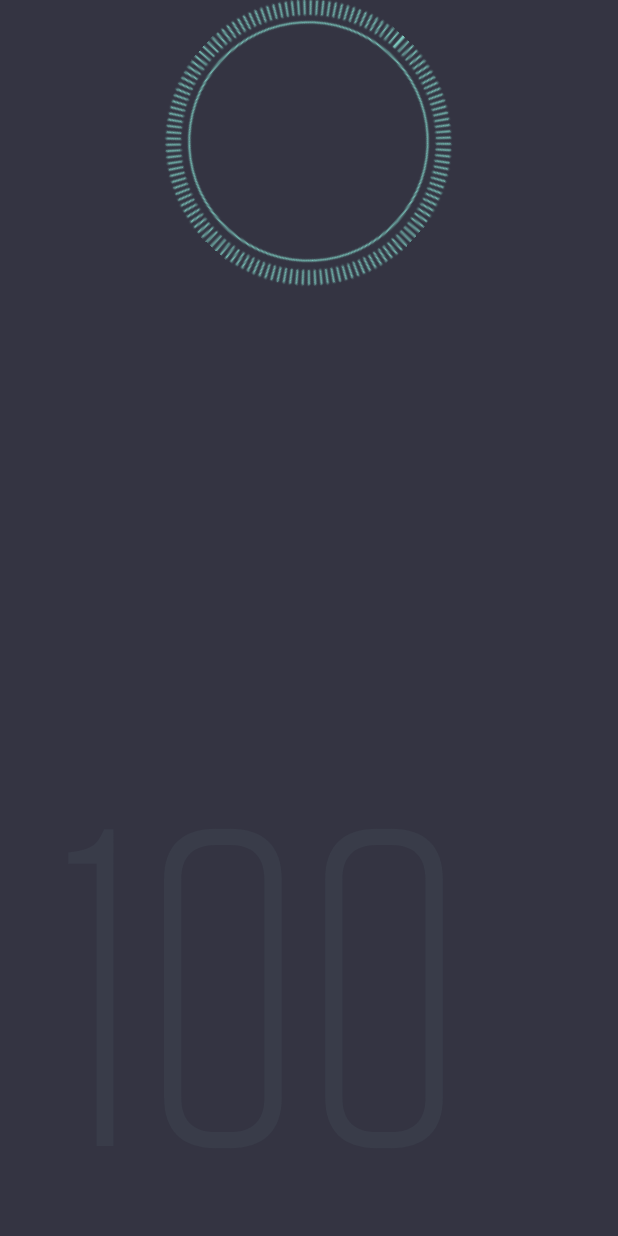
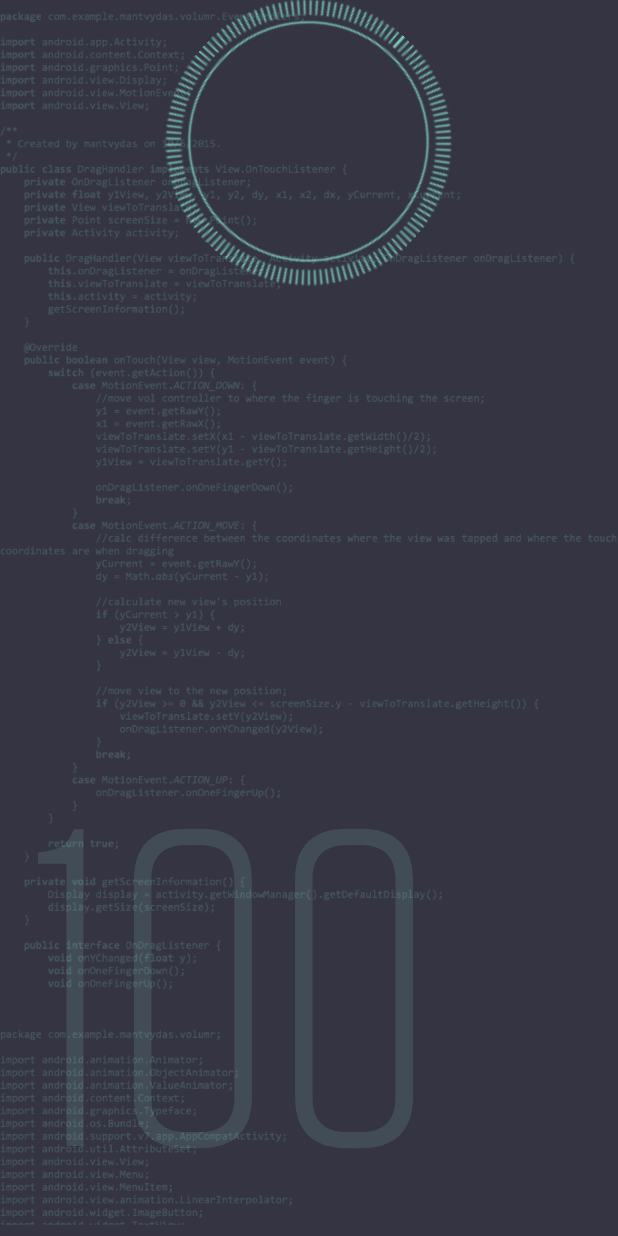
Before and after one commit to mantvydasb/VolumR, an Android app: the screen it shows after launch (MainActivity), on a phone screen of 412 x 824 dp. Run offline under Robolectric (Android 15) with nearby library versions, the phone set to English and light mode, and no system bars.

Commit message:
added code image

```diff
--- a/app/src/main/res/layout/activity_main.xml
+++ b/app/src/main/res/layout/activity_main.xml
@@ -13,7 +13,7 @@
         android:id="@+id/volumeLevel"
         android:textSize="100sp"
         android:visibility="gone"
-        android:layout_marginStart="20dp"
+        android:layout_marginStart="10dp"
         android:layout_height="wrap_content"
         android:textColor="#93d5cc" />
 
@@ -21,10 +21,10 @@
         android:layout_width="wrap_content"
         android:id="@+id/volumeLevel2"
         android:textSize="300sp"
-        android:layout_marginStart="40dp"
+        android:layout_marginStart="20dp"
         android:layout_alignParentBottom="true"
         android:text="100"
-        android:alpha=".05"
+        android:alpha=".15"
         android:layout_height="wrap_content"
         android:textColor="#93d5cc" />
 
@@ -39,4 +39,9 @@
         android:layout_alignParentTop="true"
         android:layout_centerHorizontal="true" />
 
+    <ImageView
+        android:layout_width="fill_parent"
+        android:src="@drawable/code"
+        android:layout_height="fill_parent" />
+
 </RelativeLayout>
```
Also changed, not shown: app/src/main/res/drawable/code.png (added).
